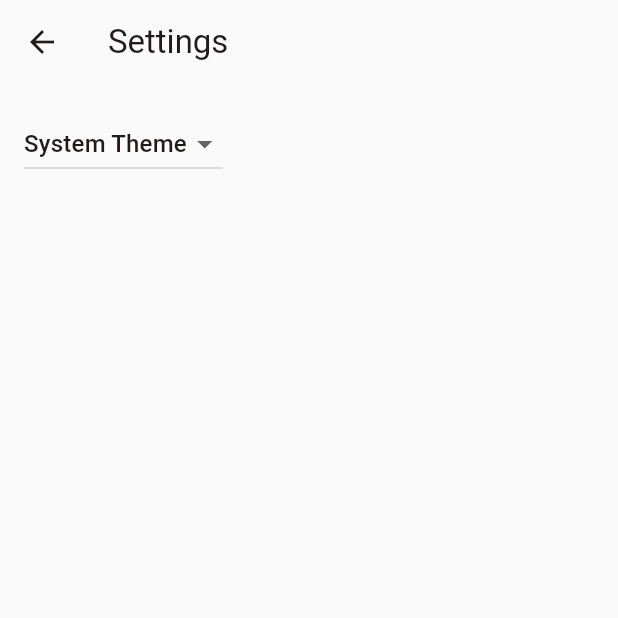
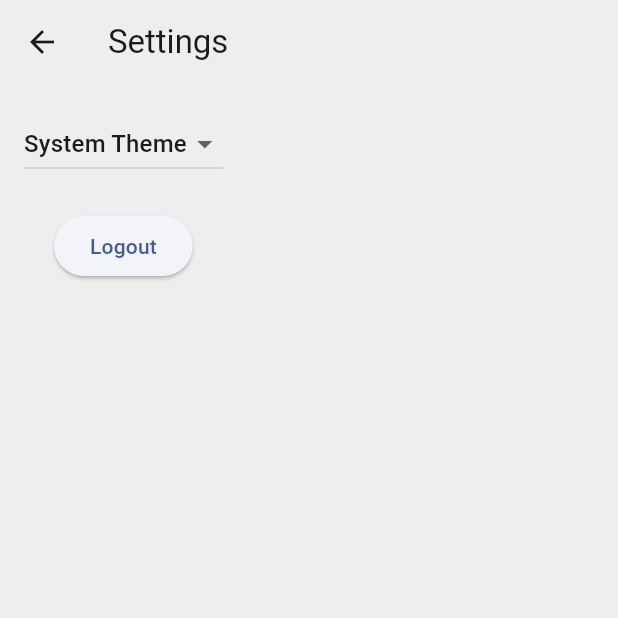
Before and after one commit to ThxgHntr/low_notes, a Flutter app: the SettingsView screen opened by its route, on a phone screen of 412 x 824 dp, the top half of it. Run offline on Flutter 3.47's test engine with Material 3 defaults, Android fonts, the light colour scheme and no system bars; our stand-ins replace firebase_auth, firebase_core, font_awesome_flutter, google_sign_in; accounts and stored records are empty; generated files the repository leaves out were written again.

Commit message:
Update theme colors, enhance settings view, and improve login flow

```diff
--- a/lib/src/home/note_item_list_view.dart
+++ b/lib/src/home/note_item_list_view.dart
@@ -34,6 +34,7 @@ class NoteItemListView extends StatelessWidget {
         } else {
           return Scaffold(
             appBar: AppBar(
+              automaticallyImplyLeading: false,
               actions: [
                 IconButton(
                   icon: const Icon(Icons.settings),
--- a/lib/src/login/login_view.dart
+++ b/lib/src/login/login_view.dart
@@ -23,7 +23,7 @@ class LoginViewState extends State<LoginView> {
           onPressed: () async {
             await authServices.signInWithGoogle();
             if (context.mounted) {
-              Navigator.pushNamed(context, '/');
+              Navigator.pushReplacementNamed(context, '/'); // Use pushReplacementNamed
             }
           },
           icon: const FaIcon(FontAwesomeIcons.google),
--- a/lib/src/services/firebase_auth_services.dart
+++ b/lib/src/services/firebase_auth_services.dart
@@ -22,6 +22,6 @@ class FirebaseAuthServices {
   }
 
   Future<bool> isLoggedIn() {
-    return _auth.authStateChanges().map((user) => user != null).first;
+    return GoogleSignIn().isSignedIn();
   }
 }
--- a/lib/src/settings/settings_view.dart
+++ b/lib/src/settings/settings_view.dart
@@ -1,11 +1,10 @@
 import 'package:flutter/material.dart';
+import 'package:low_notes/src/services/firebase_auth_services.dart'; // Add this import
 
 import 'settings_controller.dart';
 
 /// Displays the various settings that can be customized by the user.
 ///
-/// When a user changes a setting, the SettingsController is updated and
-/// Widgets that listen to the SettingsController are rebuilt.
 class SettingsView extends StatelessWidget {
   const SettingsView({super.key, required this.controller});
 
@@ -15,20 +14,20 @@ class SettingsView extends StatelessWidget {
 
   @override
   Widget build(BuildContext context) {
+    final FirebaseAuthServices authServices =
+        FirebaseAuthServices(); // Add this line
+
     return Scaffold(
       appBar: AppBar(
         title: const Text('Settings'),
       ),
       body: Padding(
         padding: const EdgeInsets.all(16),
+        child: Column(
+          children: [
             // Glue the SettingsController to the theme selection DropdownButton.
-        //
-        // When a user selects a theme from the dropdown list, the
-        // SettingsController is updated, which rebuilds the MaterialApp.
-        child: DropdownButton<ThemeMode>(
-          // Read the selected themeMode from the controller
+            DropdownButton<ThemeMode>(
               value: controller.themeMode,
-          // Call the updateThemeMode method any time the user selects a theme.
               onChanged: controller.updateThemeMode,
               items: const [
                 DropdownMenuItem(
@@ -45,6 +44,18 @@ class SettingsView extends StatelessWidget {
                 )
               ],
             ),
+            const SizedBox(height: 20),
+            ElevatedButton(
+              onPressed: () async {
+                await authServices.signOut();
+                if (context.mounted) {
+                  Navigator.pushReplacementNamed(context, '/login');
+                }
+              },
+              child: const Text('Logout'),
+            ),
+          ],
+        ),
       ),
     );
   }
```
Also changed, not shown: lib/src/app.dart (+5 -4 lines). Lines whose indentation alone changed are shown as unchanged.
